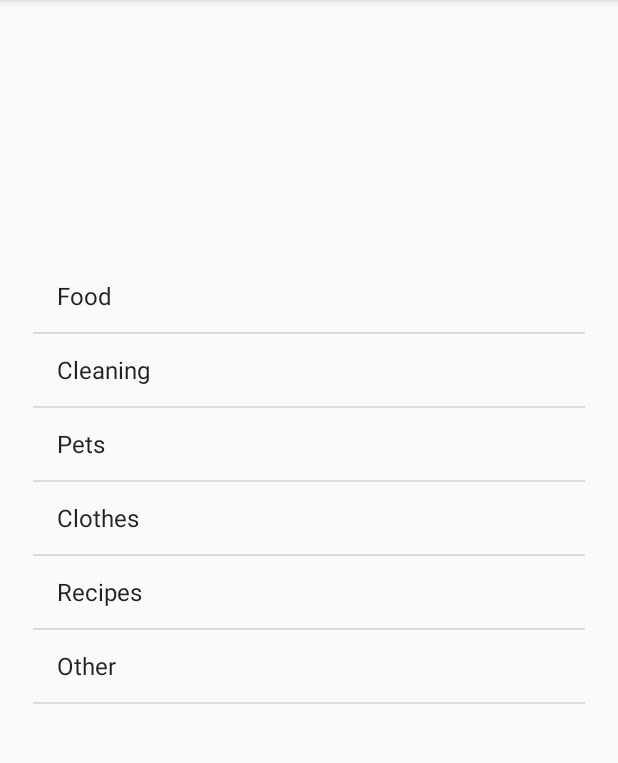
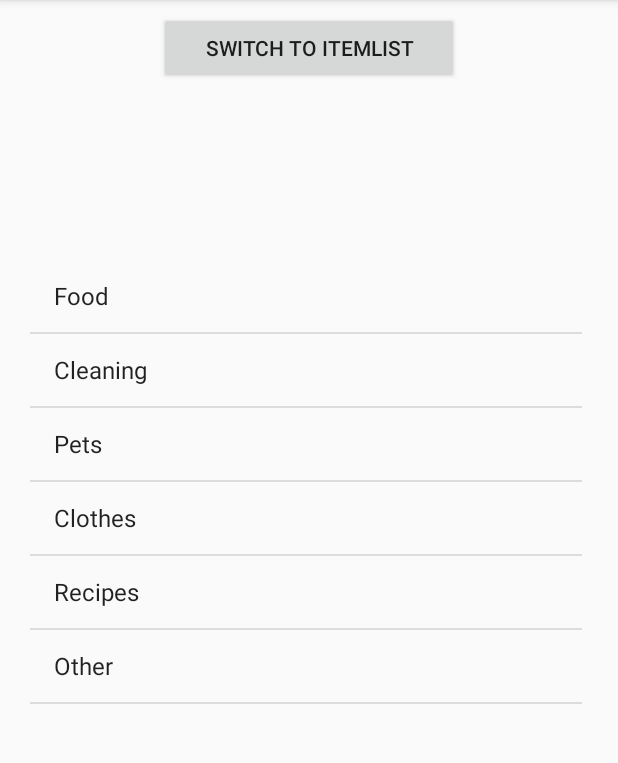
Before and after one commit to Georg1992/SHOPPINGLIST, an Android app: the screen it shows after launch (MainActivity), on a phone screen of 412 x 824 dp, the part 84-847 px from its top. Run offline under Robolectric (Android 15) with nearby library versions, the phone set to English and light mode, and no system bars.

Commit message:
Item List + Temporary Navigation added.

```diff
--- a/app/src/main/java/com/example/georg/shoppinglist/MainActivity.java
+++ b/app/src/main/java/com/example/georg/shoppinglist/MainActivity.java
@@ -1,11 +1,14 @@
 package com.example.georg.shoppinglist;
 
 import android.app.Activity;
+import android.content.Intent;
 import android.content.SharedPreferences;
 import android.support.v7.app.AppCompatActivity;
 import android.os.Bundle;
 import android.util.Log;
+import android.view.View;
 import android.widget.ArrayAdapter;
+import android.widget.Button;
 import android.widget.ListView;
 
 import java.util.ArrayList;
@@ -16,11 +19,13 @@ public class MainActivity extends AppCompatActivity {
     private static final String KEY_USER = "com.example.ShoppingList";
     private ListView lv;
     private Category items;
-
     @Override
     protected void onCreate(Bundle savedInstanceState) {
         super.onCreate(savedInstanceState);
         setContentView(R.layout.activity_main);
+
+        configSwitchButton(); //Temporary switch activity method
+
 
         lv = (ListView) findViewById(R.id.categoryListView);
 
@@ -31,6 +36,19 @@ public class MainActivity extends AppCompatActivity {
         ));
 
         Log.d(TAG, "Activity created");
+    }
+
+
+    public void configSwitchButton() {
+        Button SwitchButton = (Button) findViewById(R.id.itemsbuttonswitch);
+      SwitchButton.setOnClickListener(new View.OnClickListener() {
+          @Override
+          public void onClick(View v) {
+              startActivity(new Intent(MainActivity.this, ItemListActivity.class));
+          }
+          //Temporary switch activity method
+
+      });
     }
 
     @Override
@@ -71,4 +89,5 @@ public class MainActivity extends AppCompatActivity {
         super.onDestroy();
         Log.d(TAG, "Activity destroyed");
     }
+
 }
--- a/app/src/main/res/layout/activity_main.xml
+++ b/app/src/main/res/layout/activity_main.xml
@@ -11,10 +11,26 @@
         android:layout_width="368dp"
         android:layout_height="437dp"
         android:layout_marginTop="16dp"
+        android:layout_marginEnd="4dp"
+        android:layout_marginRight="4dp"
         app:layout_constraintBottom_toBottomOf="parent"
         app:layout_constraintEnd_toEndOf="parent"
         app:layout_constraintHorizontal_bias="0.5"
         app:layout_constraintStart_toStartOf="parent"
         app:layout_constraintTop_toTopOf="parent" />
 
+    <Button
+        android:id="@+id/itemsbuttonswitch"
+        android:layout_width="200dp"
+        android:layout_height="wrap_content"
+        android:layout_marginStart="8dp"
+        android:layout_marginLeft="8dp"
+        android:layout_marginTop="8dp"
+        android:layout_marginEnd="8dp"
+        android:layout_marginRight="8dp"
+        android:text="switch to itemlist"
+        app:layout_constraintEnd_toEndOf="parent"
+        app:layout_constraintStart_toStartOf="parent"
+        app:layout_constraintTop_toTopOf="parent" />
+
 </android.support.constraint.ConstraintLayout>
```
Also changed, not shown: app/src/main/java/com/example/georg/shoppinglist/ItemListActivity.java (+21 -4 lines), app/src/main/res/layout/activity_item_list.xml (+13 -6 lines).
